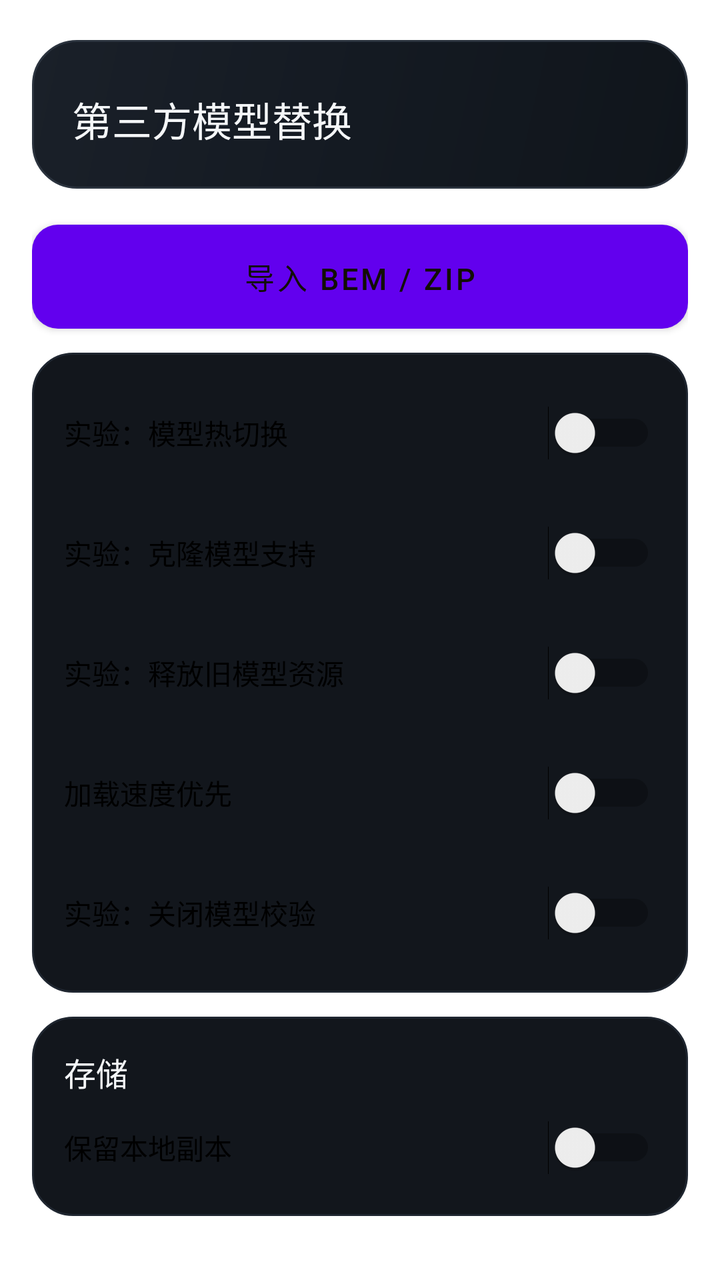
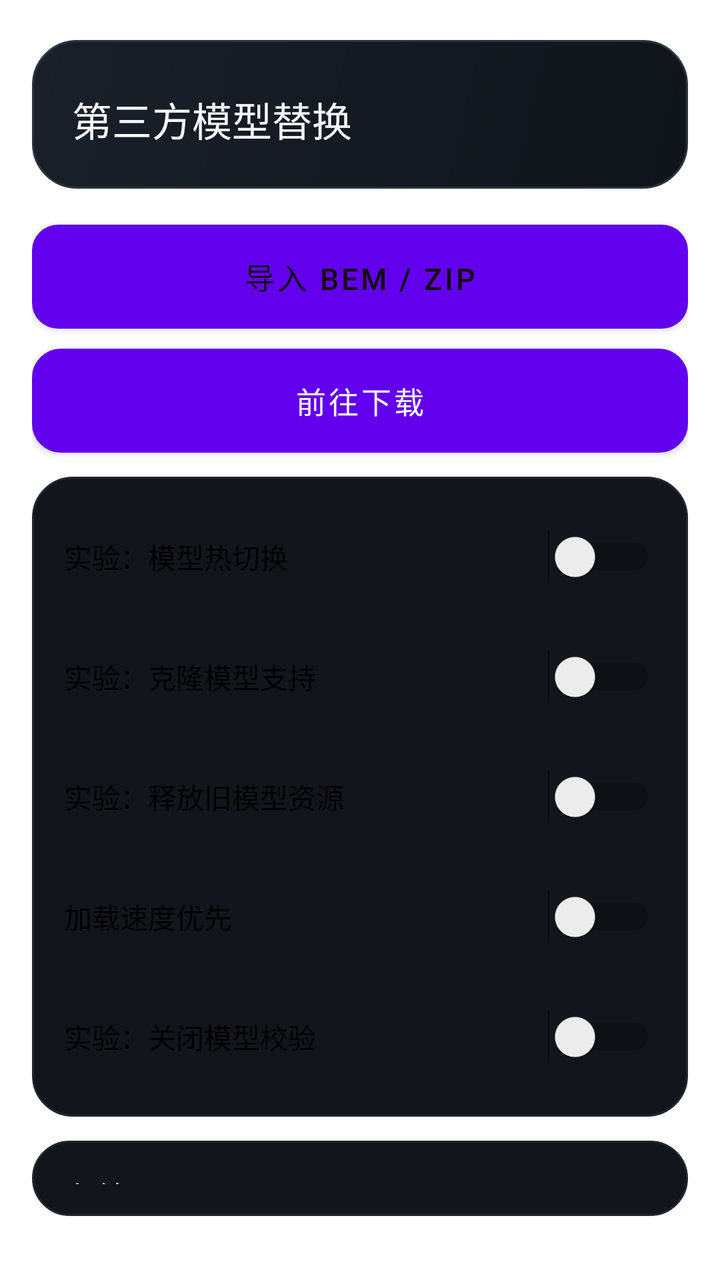

Screens rendered from an Android XML layout before and after an edit, with the pre-edit source and the edit as a unified diff.
<!-- AndroidManifest.xml: fallback theme Theme.MaterialComponents.DayNight.NoActionBar -->
<!-- res/layout/view_bem_install.xml -->
<?xml version="1.0" encoding="utf-8"?>
    <LinearLayout xmlns:android="http://schemas.android.com/apk/res/android" android:id="@+id/bem_content" android:layout_width="match_parent" android:layout_height="wrap_content" android:orientation="vertical" android:paddingStart="16dp" android:paddingTop="20dp" android:paddingEnd="16dp" android:paddingBottom="32dp">
        <LinearLayout android:layout_width="match_parent" android:layout_height="wrap_content" android:background="@drawable/bg_header" android:orientation="vertical" android:padding="20dp">
            <TextView style="@style/SectionTitle" android:text="@string/custom_model_title" android:textSize="20sp" />
        </LinearLayout>
        <Button android:id="@+id/bem_import" style="@style/PrimaryButton" android:layout_marginTop="18dp" android:text="@string/bem_import" />
        <LinearLayout android:layout_width="match_parent" android:layout_height="wrap_content" android:layout_marginTop="12dp" android:background="@drawable/bg_card" android:orientation="vertical" android:padding="16dp">
            <Switch android:id="@+id/bem_hot_switch" android:layout_width="match_parent" android:layout_height="wrap_content" android:minHeight="48dp" android:text="@string/bem_hot_switch" />
            <Switch android:id="@+id/bem_clone_support" android:layout_width="match_parent" android:layout_height="wrap_content" android:minHeight="48dp" android:layout_marginTop="12dp" android:text="@string/bem_clone_support" />
            <Switch android:id="@+id/bem_release_retired_resources" android:layout_width="match_parent" android:layout_height="wrap_content" android:minHeight="48dp" android:layout_marginTop="12dp" android:text="@string/bem_release_retired_resources" />
            <Switch android:id="@+id/bem_fast_loading" android:layout_width="match_parent" android:layout_height="wrap_content" android:minHeight="48dp" android:layout_marginTop="12dp" android:text="@string/bem_fast_loading" />
            <Switch android:id="@+id/bem_skip_validation" android:layout_width="match_parent" android:layout_height="wrap_content" android:minHeight="48dp" android:layout_marginTop="12dp" android:text="@string/bem_skip_validation" />
        </LinearLayout>
        <LinearLayout android:layout_width="match_parent" android:layout_height="wrap_content" android:layout_marginTop="12dp" android:background="@drawable/bg_card" android:orientation="vertical" android:padding="16dp">
            <TextView style="@style/CardTitle" android:text="@string/bem_storage" />
            <Switch android:id="@+id/bem_keep_local_copies" android:layout_width="match_parent" android:layout_height="wrap_content" android:minHeight="48dp" android:layout_marginTop="8dp" android:text="@string/bem_keep_local_copies" />
            <Button android:id="@+id/bem_clean_unused" style="@style/GhostButton" android:layout_marginTop="8dp" android:text="@string/bem_clean_unused" />
        </LinearLayout>
        <LinearLayout android:layout_width="match_parent" android:layout_height="wrap_content" android:layout_marginTop="12dp" android:background="@drawable/bg_card" android:orientation="vertical" android:padding="16dp" android:visibility="gone">
            <TextView style="@style/CardTitle" android:text="@string/bem_models_title" />
            <Button android:id="@+id/bem_models_quark" style="@style/GhostButton" android:layout_marginTop="8dp" android:text="@string/bem_models_quark" />
            <Button android:id="@+id/bem_models_baidu" style="@style/GhostButton" android:layout_marginTop="6dp" android:text="@string/bem_models_baidu" />
            <Button android:id="@+id/bem_models_katfile" style="@style/GhostButton" android:layout_marginTop="6dp" android:text="@string/bem_models_katfile" />
        </LinearLayout>
        <LinearLayout android:id="@+id/bem_incoming" android:layout_width="match_parent" android:layout_height="wrap_content" android:layout_marginTop="12dp" android:background="@drawable/bg_card" android:orientation="vertical" android:padding="16dp" android:visibility="gone">
            <TextView android:id="@+id/bem_incoming_notice" style="@style/BodyText" android:accessibilityLiveRegion="polite" />
            <Button android:id="@+id/bem_incoming_retry" style="@style/PrimaryButton" android:layout_marginTop="10dp" android:text="@string/bem_incoming_retry" />
            <Button android:id="@+id/bem_incoming_dismiss" style="@style/GhostButton" android:layout_marginTop="6dp" android:text="@string/bem_incoming_dismiss" />
        </LinearLayout>
        <LinearLayout android:layout_width="match_parent" android:layout_height="wrap_content" android:layout_marginTop="18dp" android:background="@drawable/bg_card" android:orientation="vertical" android:padding="16dp" android:id="@+id/bem_operation_state" android:visibility="gone">
            <TextView android:id="@+id/bem_status" style="@style/BodyText" android:layout_marginTop="9dp" android:text="@string/bem_status_ready" />
            <ProgressBar android:id="@+id/bem_progress" style="?android:attr/progressBarStyleHorizontal" android:layout_width="match_parent" android:layout_height="8dp" android:layout_marginTop="14dp" android:max="100" android:progressTint="@color/accent" android:visibility="gone" />
            <TextView android:id="@+id/bem_progress_label" style="@style/BodyText" android:layout_marginTop="8dp" android:visibility="gone" />
            <Button android:id="@+id/bem_cancel" style="@style/GhostButton" android:layout_marginTop="12dp" android:text="@string/bem_cancel" android:visibility="gone" />
        </LinearLayout>
        <LinearLayout android:id="@+id/bem_entries" android:layout_width="match_parent" android:layout_height="wrap_content" android:orientation="vertical" />
    </LinearLayout>
<!-- resources referenced by this layout -->
<resources>
  <color name="accent">#FFC845</color>
  <!-- drawable bg_card (drawable) -->
  <?xml version="1.0" encoding="utf-8"?>
  <shape xmlns:android="http://schemas.android.com/apk/res/android" android:shape="rectangle">
      <solid android:color="@color/surface" />
      <corners android:radius="20dp" />
      <stroke android:width="1dp" android:color="@color/surface_border_soft" />
  </shape>
  <!-- drawable bg_header (drawable) -->
  <?xml version="1.0" encoding="utf-8"?>
  <shape xmlns:android="http://schemas.android.com/apk/res/android" android:shape="rectangle">
      <gradient
          android:angle="315"
          android:startColor="#1A2029"
          android:centerColor="#141A22"
          android:endColor="#10151B"
          android:type="linear" />
      <corners android:radius="22dp" />
      <stroke android:width="1dp" android:color="@color/surface_border" />
  </shape>
  <string name="bem_cancel">取消当前操作</string>
  <string name="bem_clean_unused">清理未使用数据</string>
  <string name="bem_clone_support">实验：克隆模型支持</string>
  <string name="bem_fast_loading">加载速度优先</string>
  <string name="bem_hot_switch">实验：模型热切换</string>
  <string name="bem_import">导入 BEM / ZIP</string>
  <string name="bem_incoming_dismiss">忽略此次打开</string>
  <string name="bem_incoming_retry">导入收到的文件</string>
  <string name="bem_keep_local_copies">保留本地副本</string>
  <string name="bem_models_baidu">百度网盘</string>
  <string name="bem_models_katfile">Katfile 网盘</string>
  <string name="bem_models_quark">夸克网盘</string>
  <string name="bem_models_title">获取模型</string>
  <string name="bem_release_retired_resources">实验：释放旧模型资源</string>
  <string name="bem_skip_validation">实验：关闭模型校验</string>
  <string name="bem_status_ready">就绪</string>
  <string name="bem_storage">存储</string>
  <string name="custom_model_title">第三方模型替换</string>
  <style name="BodyText">
          <item name="android:layout_width">match_parent</item>
          <item name="android:layout_height">wrap_content</item>
          <item name="android:lineSpacingExtra">2dp</item>
          <item name="android:textColor">@color/text_secondary</item>
          <item name="android:textSize">13sp</item>
      </style>
  <style name="CardTitle">
          <item name="android:layout_width">wrap_content</item>
          <item name="android:layout_height">wrap_content</item>
          <item name="android:fontFamily">sans-serif-medium</item>
          <item name="android:textColor">@color/text_primary</item>
          <item name="android:textSize">16sp</item>
      </style>
  <style name="GhostButton" parent="PrimaryButton">
          <item name="android:background">@drawable/bg_ghost_button</item>
          <item name="android:textColor">@color/text_primary</item>
      </style>
  <style name="SectionTitle">
          <item name="android:layout_width">wrap_content</item>
          <item name="android:layout_height">wrap_content</item>
          <item name="android:layout_marginTop">5dp</item>
          <item name="android:fontFamily">sans-serif-medium</item>
          <item name="android:textColor">@color/text_primary</item>
          <item name="android:textSize">22sp</item>
      </style>
  <color name="surface">#12161C</color>
  <color name="surface_border_soft">#1F2630</color>
  <color name="surface_border">#2B333E</color>
  <color name="text_secondary">#A7B0BC</color>
  <color name="text_primary">#F4F6F8</color>
  <color name="accent_ink">#120E03</color>
  <color name="surface_high">#1B212A</color>
  <color name="surface_row">#181E26</color>
  <color name="accent_dark">#E0A513</color>
  <!-- unchanged entries left out for length: 3 -->
</resources>

<!-- the commit's change to res/layout/view_bem_install.xml (unified diff, before → after) -->
@@ -4,6 +4,7 @@
             <TextView style="@style/SectionTitle" android:text="@string/custom_model_title" android:textSize="20sp" />
         </LinearLayout>
         <Button android:id="@+id/bem_import" style="@style/PrimaryButton" android:layout_marginTop="18dp" android:text="@string/bem_import" />
+        <Button android:id="@+id/bem_download_models" style="@style/GhostButton" android:layout_marginTop="10dp" android:text="@string/bem_download_models" />
         <LinearLayout android:layout_width="match_parent" android:layout_height="wrap_content" android:layout_marginTop="12dp" android:background="@drawable/bg_card" android:orientation="vertical" android:padding="16dp">
             <Switch android:id="@+id/bem_hot_switch" android:layout_width="match_parent" android:layout_height="wrap_content" android:minHeight="48dp" android:text="@string/bem_hot_switch" />
             <Switch android:id="@+id/bem_clone_support" android:layout_width="match_parent" android:layout_height="wrap_content" android:minHeight="48dp" android:layout_marginTop="12dp" android:text="@string/bem_clone_support" />
<!-- resource entries referenced after the edit -->
@@ -23,6 +23,7 @@
   <string name="bem_cancel">取消当前操作</string>
   <string name="bem_clean_unused">清理未使用数据</string>
   <string name="bem_clone_support">实验：克隆模型支持</string>
+  <string name="bem_download_models">前往下载</string>
   <string name="bem_fast_loading">加载速度优先</string>
   <string name="bem_hot_switch">实验：模型热切换</string>
   <string name="bem_import">导入 BEM / ZIP</string>
